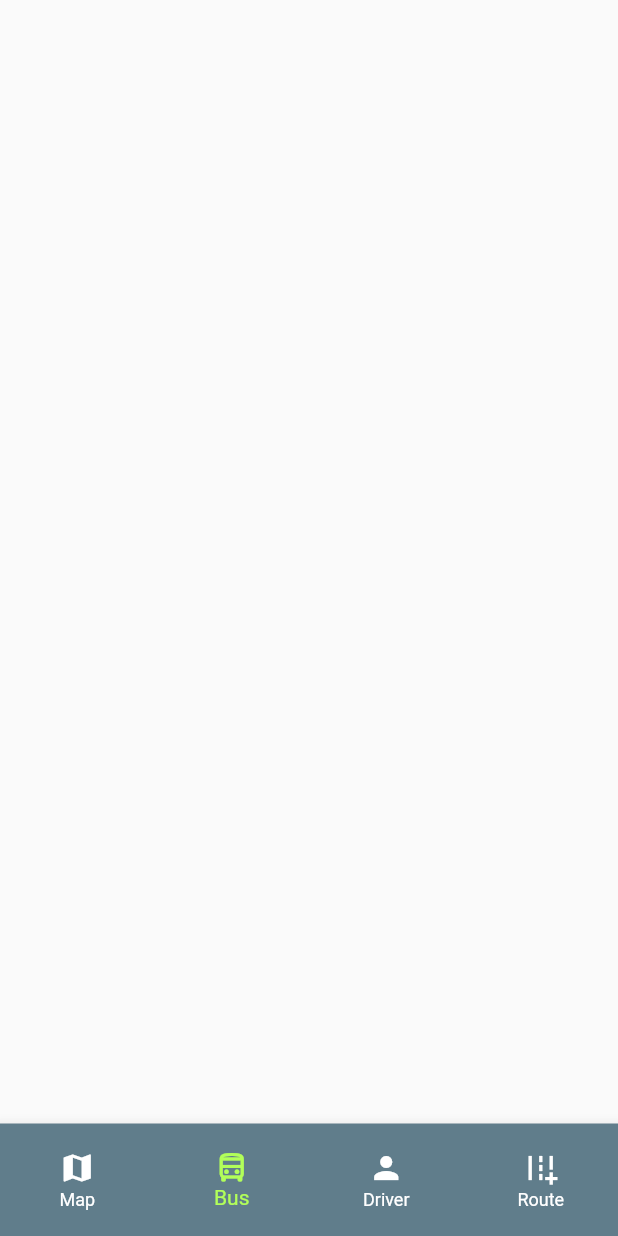
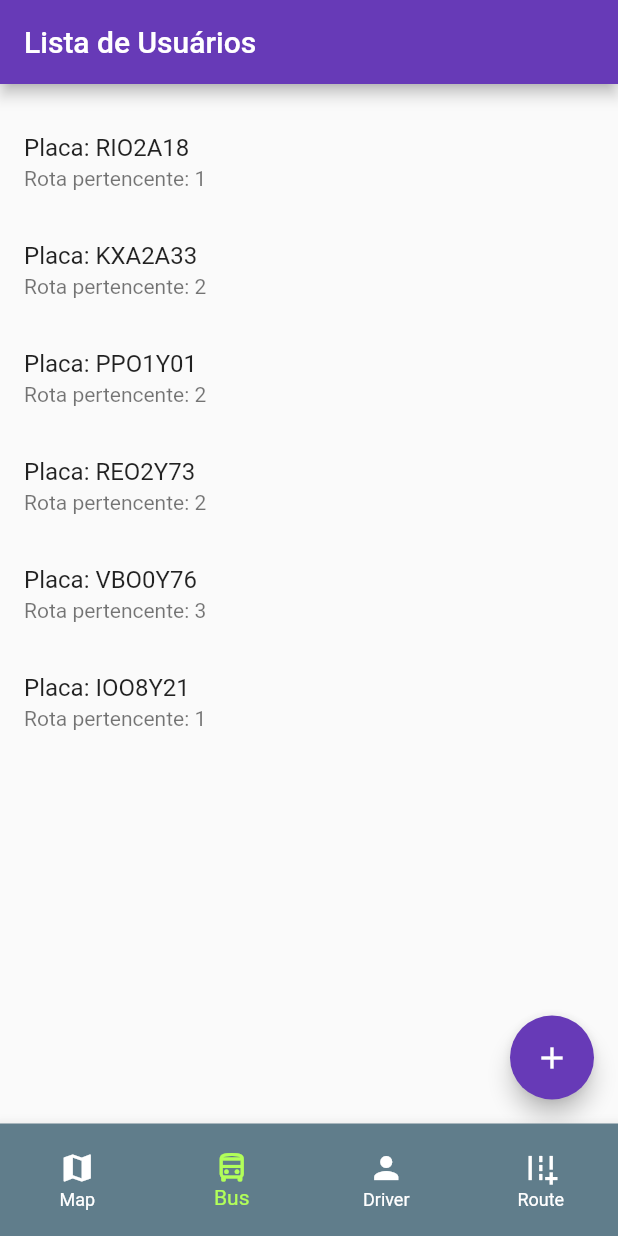
Before and after one commit to Maxteralex/onify, a Flutter app: the Bus screen opened by its route, on a phone screen of 412 x 824 dp. Run offline on Flutter 3.47's test engine with Material 2 defaults, Android fonts, the phone set to English and light mode, and no system bars; our stand-ins replace google_maps_flutter.

Commit message:
bus working

```diff
--- /dev/null
+++ b/lib/bus.page.dart
@@ -0,0 +1,161 @@
+import 'package:flutter/cupertino.dart';
+import 'package:flutter/material.dart';
+import 'package:flutter_t1/create.bus.page.dart';
+import 'package:flutter_t1/model/bus.dart';
+
+
+
+
+class BusPage extends StatefulWidget {
+  // This widget is the root of your application.
+  @override
+  _HomeState createState() => _HomeState();
+}
+
+class _HomeState extends State<BusPage> {
+  @override
+  Widget build(BuildContext context) {
+    return MaterialApp(
+      title: 'Trabalho Flutter',
+      theme: ThemeData(primarySwatch: Colors.deepPurple),
+      home: MyHomePage(title: 'Lista de Usuários'),
+    );
+  }
+}
+
+class MyHomePage extends StatefulWidget {
+  MyHomePage({Key key, this.title}) : super(key: key);
+
+  final String title;
+
+  @override
+  _MyHomePageState createState() => _MyHomePageState();
+}
+
+class _MyHomePageState extends State<MyHomePage> {
+  List<Bus> buses = [
+    Bus(brand: 'Volkswagen', busNumber: 1, plate: 'RIO2A18'),
+    Bus(brand: 'FIAT', busNumber: 2, plate: 'KXA2A33'),
+    Bus(brand: 'Volkswagen', busNumber: 2, plate: 'PPO1Y01'),
+    Bus(brand: 'Volkswagen', busNumber: 2, plate: 'REO2Y73'),
+    Bus(brand: 'HYUNDAI', busNumber: 3, plate: 'VBO0Y76'),
+    Bus(brand: 'HYUNDAI', busNumber: 1, plate: 'IOO8Y21'),
+  ];
+
+  // Função que espera o Usuario ser criado
+  _esperaDoNovoOnibus(BuildContext context, Widget page) async {
+    Bus addBus;
+    final result = await Navigator.push(
+        context,
+        MaterialPageRoute(
+          builder: (context) => page,
+        )) as Bus;
+    if (result != null) {
+      addBus = result;
+      setState(() {
+        buses.add(addBus);
+      });
+    }
+  }
+
+  @override
+  Widget build(BuildContext context) {
+    return Scaffold(
+      appBar: AppBar(
+        title: Text(widget.title),
+      ),
+      body: Container(
+          child: ListView.builder(
+              itemCount: buses.length,
+              padding: const EdgeInsets.symmetric(vertical: 16),
+              itemBuilder: (BuildContext context, int index) {
+                return Dismissible(
+                  child: ListTile(
+                    title: Text(
+                      'Placa:\t${buses[index].plate}',
+                    ),
+                    subtitle: Text('Rota pertencente:\t${buses[index].busNumber}'),
+                  ),
+                  background: arrastarParaDireitaBackground(),
+                  secondaryBackground: arrastarParaEsquerdaBackground(),
+                  key: UniqueKey(),
+                  onDismissed: (DismissDirection direction) {
+                    if (direction == DismissDirection.endToStart) {
+                      setState(() {
+                        buses.removeAt(index);
+                      });
+                    } else {
+                      setState(() {
+                        print('edit não foi feito ainda');
+                      });
+                    }
+                  },
+                );
+              })),
+      floatingActionButton: FloatingActionButton(
+        onPressed: () => _esperaDoNovoOnibus(context, CreateBus()),
+        child: Icon(Icons.add),
+      ),
+    );
+  }
+}
+
+// Arrastar para a direita para Editar o Usuario (Não IMPLEMENTADO - Apenas visual)
+Widget arrastarParaDireitaBackground() {
+  return Container(
+    color: Colors.green,
+    child: Align(
+      child: Row(
+        mainAxisAlignment: MainAxisAlignment.start,
+        children: <Widget>[
+          SizedBox(
+            width: 20,
+          ),
+          Icon(
+            Icons.edit,
+            color: Colors.white,
+          ),
+          Text(
+            " Editar",
+            style: TextStyle(
+              color: Colors.white,
+              fontWeight: FontWeight.w700,
+            ),
+            textAlign: TextAlign.left,
+          ),
+        ],
+      ),
+      alignment: Alignment.centerLeft,
+    ),
+  );
+}
+
+// Arrastar para a esquerda para Deletar o Usuario
+Widget arrastarParaEsquerdaBackground() {
+  return Container(
+    color: Colors.red,
+    child: Align(
+      child: Row(
+        mainAxisAlignment: MainAxisAlignment.end,
+        children: <Widget>[
+          Icon(
+            Icons.delete,
+            color: Colors.white,
+          ),
+          Text(
+            " Deletar",
+            style: TextStyle(
+              color: Colors.white,
+              fontWeight: FontWeight.w700,
+            ),
+            textAlign: TextAlign.right,
+          ),
+          SizedBox(
+            width: 20,
+          ),
+        ],
+      ),
+      alignment: Alignment.centerRight,
+    ),
+  );
+}
--- a/lib/main.dart
+++ b/lib/main.dart
@@ -4,6 +4,8 @@ import 'package:flutter_t1/model/route.dart';
 import 'package:flutter_t1/map.page.dart';
 import 'package:flutter_t1/route.page.dart';
 import 'package:provider/provider.dart';
+
+import 'bus.page.dart';
 
 Widget navigationBar(BuildContext context, int selectedIndex) {
   double bottomBarHeight = 75; // set bottom bar height
@@ -103,7 +105,7 @@ class _BusState extends State<Bus> {
   Widget build(BuildContext context) {
     return Scaffold(
       bottomNavigationBar: navigationBar(context, selectedIndex),
-      // body: BusPage(),
+       body: BusPage(),
     );
   }
 }
```
Also changed, not shown: lib/create.bus.page.dart (added, +123 -0 lines).
